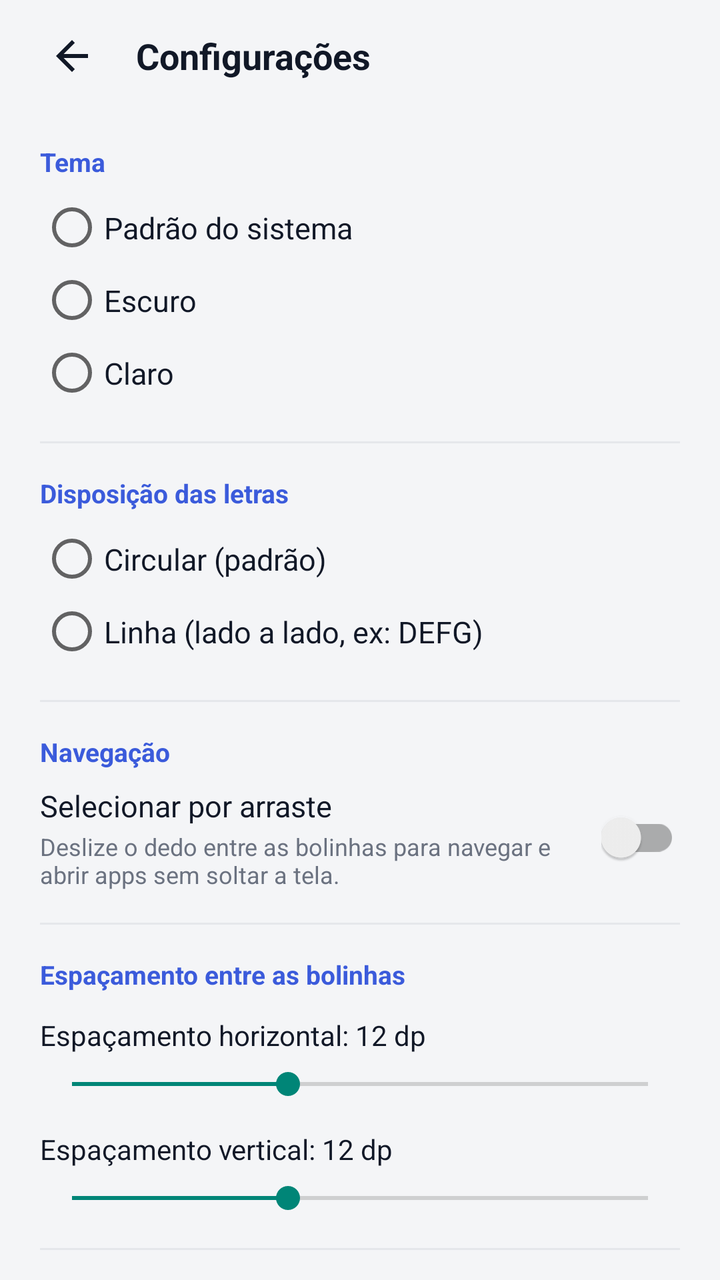
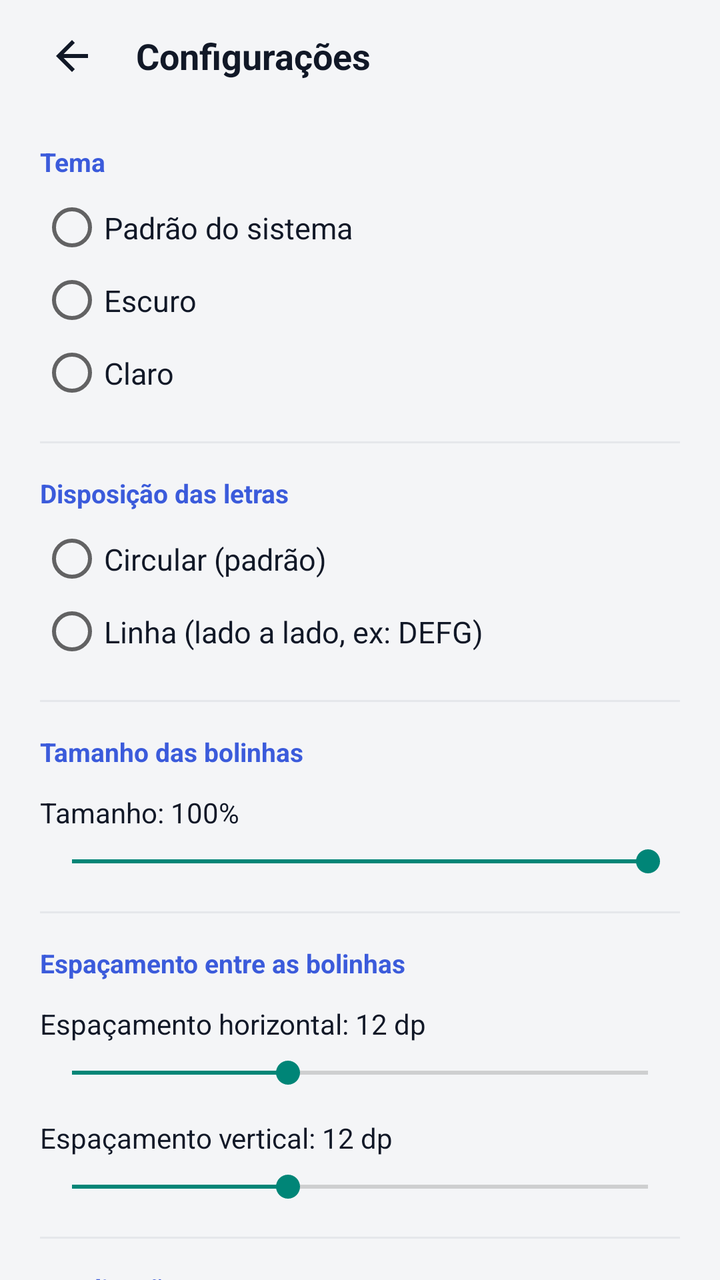

An Android layout rendered at two revisions. The XML below is the earlier revision; the diff shows what the commit changed to produce the second picture.
<!-- AndroidManifest.xml: application theme Theme.Glauncher -->
<!-- res/layout/activity_settings.xml -->
<?xml version="1.0" encoding="utf-8"?>
<LinearLayout xmlns:android="http://schemas.android.com/apk/res/android"
    android:layout_width="match_parent"
    android:layout_height="match_parent"
    android:background="@color/bg_dark"
    android:fitsSystemWindows="true"
    android:orientation="vertical">

    
    <LinearLayout
        android:id="@+id/settings_header"
        android:layout_width="match_parent"
        android:layout_height="56dp"
        android:gravity="center_vertical"
        android:paddingHorizontal="16dp">

        <ImageButton
            android:id="@+id/btn_back_settings"
            android:layout_width="40dp"
            android:layout_height="40dp"
            android:background="?attr/selectableItemBackgroundBorderless"
            android:contentDescription="Voltar"
            android:src="@drawable/ic_arrow_back" />

        <TextView
            android:layout_width="wrap_content"
            android:layout_height="wrap_content"
            android:layout_marginStart="12dp"
            android:text="Configurações"
            android:textColor="@color/text_primary"
            android:textSize="18sp"
            android:textStyle="bold" />

    </LinearLayout>

    <ScrollView
        android:layout_width="match_parent"
        android:layout_height="0dp"
        android:layout_weight="1"
        android:overScrollMode="never"
        android:scrollbars="none">

        <LinearLayout
            android:layout_width="match_parent"
            android:layout_height="wrap_content"
            android:orientation="vertical"
            android:paddingHorizontal="20dp"
            android:paddingBottom="32dp">

            
            <TextView
                android:layout_width="wrap_content"
                android:layout_height="wrap_content"
                android:layout_marginTop="16dp"
                android:text="Tema"
                android:textColor="@color/accent"
                android:textSize="13sp"
                android:textStyle="bold" />

            <RadioGroup
                android:id="@+id/theme_radio_group"
                android:layout_width="match_parent"
                android:layout_height="wrap_content"
                android:layout_marginTop="6dp">

                <RadioButton
                    android:id="@+id/radio_theme_system"
                    android:layout_width="match_parent"
                    android:layout_height="wrap_content"
                    android:paddingVertical="8dp"
                    android:text="Padrão do sistema"
                    android:textColor="@color/text_primary"
                    android:textSize="15sp" />

                <RadioButton
                    android:id="@+id/radio_theme_dark"
                    android:layout_width="match_parent"
                    android:layout_height="wrap_content"
                    android:paddingVertical="8dp"
                    android:text="Escuro"
                    android:textColor="@color/text_primary"
                    android:textSize="15sp" />

                <RadioButton
                    android:id="@+id/radio_theme_light"
                    android:layout_width="match_parent"
                    android:layout_height="wrap_content"
                    android:paddingVertical="8dp"
                    android:text="Claro"
                    android:textColor="@color/text_primary"
                    android:textSize="15sp" />

            </RadioGroup>

            
            <View
                android:layout_width="match_parent"
                android:layout_height="1dp"
                android:layout_marginVertical="16dp"
                android:background="@color/dialog_stroke" />

            
            <TextView
                android:layout_width="wrap_content"
                android:layout_height="wrap_content"
                android:text="Disposição das letras"
                android:textColor="@color/accent"
                android:textSize="13sp"
                android:textStyle="bold" />

            <RadioGroup
                android:id="@+id/layout_radio_group"
                android:layout_width="match_parent"
                android:layout_height="wrap_content"
                android:layout_marginTop="6dp">

                <RadioButton
                    android:id="@+id/radio_layout_circular"
                    android:layout_width="match_parent"
                    android:layout_height="wrap_content"
                    android:paddingVertical="8dp"
                    android:text="Circular (padrão)"
                    android:textColor="@color/text_primary"
                    android:textSize="15sp" />

                <RadioButton
                    android:id="@+id/radio_layout_line"
                    android:layout_width="match_parent"
                    android:layout_height="wrap_content"
                    android:paddingVertical="8dp"
                    android:text="Linha (lado a lado, ex: DEFG)"
                    android:textColor="@color/text_primary"
                    android:textSize="15sp" />

            </RadioGroup>

            
            <View
                android:layout_width="match_parent"
                android:layout_height="1dp"
                android:layout_marginVertical="16dp"
                android:background="@color/dialog_stroke" />

            
            <TextView
                android:layout_width="wrap_content"
                android:layout_height="wrap_content"
                android:text="Navegação"
                android:textColor="@color/accent"
                android:textSize="13sp"
                android:textStyle="bold" />

            <LinearLayout
                android:id="@+id/drag_nav_container"
                android:layout_width="match_parent"
                android:layout_height="wrap_content"
                android:layout_marginTop="8dp"
                android:gravity="center_vertical"
                android:orientation="horizontal">

                <LinearLayout
                    android:layout_width="0dp"
                    android:layout_height="wrap_content"
                    android:layout_weight="1"
                    android:orientation="vertical">

                    <TextView
                        android:layout_width="wrap_content"
                        android:layout_height="wrap_content"
                        android:text="Selecionar por arraste"
                        android:textColor="@color/text_primary"
                        android:textSize="15sp" />

                    <TextView
                        android:layout_width="wrap_content"
                        android:layout_height="wrap_content"
                        android:layout_marginTop="2dp"
                        android:text="Deslize o dedo entre as bolinhas para navegar e abrir apps sem soltar a tela."
                        android:textColor="@color/text_secondary"
                        android:textSize="12sp" />

                </LinearLayout>

                <androidx.appcompat.widget.SwitchCompat
                    android:id="@+id/switch_drag_navigation"
                    android:layout_width="wrap_content"
                    android:layout_height="wrap_content"
                    android:layout_marginStart="12dp" />

            </LinearLayout>

            
            <View
                android:layout_width="match_parent"
                android:layout_height="1dp"
                android:layout_marginVertical="16dp"
                android:background="@color/dialog_stroke" />

            
            <TextView
                android:layout_width="wrap_content"
                android:layout_height="wrap_content"
                android:text="Espaçamento entre as bolinhas"
                android:textColor="@color/accent"
                android:textSize="13sp"
                android:textStyle="bold" />

            <TextView
                android:id="@+id/label_spacing_horizontal"
                android:layout_width="wrap_content"
                android:layout_height="wrap_content"
                android:layout_marginTop="12dp"
                android:text="Espaçamento horizontal: 12 dp"
                android:textColor="@color/text_primary"
                android:textSize="14sp" />

            <SeekBar
                android:id="@+id/seekbar_spacing_horizontal"
                android:layout_width="match_parent"
                android:layout_height="wrap_content"
                android:layout_marginTop="6dp"
                android:max="32"
                android:progress="12" />

            <TextView
                android:id="@+id/label_spacing_vertical"
                android:layout_width="wrap_content"
                android:layout_height="wrap_content"
                android:layout_marginTop="14dp"
                android:text="Espaçamento vertical: 12 dp"
                android:textColor="@color/text_primary"
                android:textSize="14sp" />

            <SeekBar
                android:id="@+id/seekbar_spacing_vertical"
                android:layout_width="match_parent"
                android:layout_height="wrap_content"
                android:layout_marginTop="6dp"
                android:max="32"
                android:progress="12" />

            
            <View
                android:layout_width="match_parent"
                android:layout_height="1dp"
                android:layout_marginVertical="16dp"
                android:background="@color/dialog_stroke" />

            
            <TextView
                android:layout_width="wrap_content"
                android:layout_height="wrap_content"
                android:text="Atualizações"
                android:textColor="@color/accent"
                android:textSize="13sp"
                android:textStyle="bold" />

            <Button
                android:id="@+id/btn_check_updates"
                android:layout_width="match_parent"
                android:layout_height="48dp"
                android:layout_marginTop="12dp"
                android:background="@drawable/bg_button_secondary"
                android:text="Verificar atualizações"
                android:textColor="@color/text_primary"
                android:textSize="14sp" />

            <TextView
                android:id="@+id/app_version_label"
                android:layout_width="match_parent"
                android:layout_height="wrap_content"
                android:layout_marginTop="16dp"
                android:gravity="center"
                android:text="GLauncher"
                android:textColor="@color/text_secondary"
                android:textSize="12sp" />

        </LinearLayout>

    </ScrollView>

</LinearLayout>
<!-- resources referenced by this layout -->
<resources>
  <color name="accent">#3B5BDB</color>
  <color name="bg_dark">#F4F5F7</color>
  <color name="dialog_stroke">#E5E7EB</color>
  <color name="text_primary">#111827</color>
  <color name="text_secondary">#6B7280</color>
  <!-- drawable bg_button_secondary (drawable) -->
  <?xml version="1.0" encoding="utf-8"?>
  <ripple xmlns:android="http://schemas.android.com/apk/res/android"
      android:color="@color/circle_ripple">
      <item>
          <shape android:shape="rectangle">
              <solid android:color="@color/circle_bg" />
              <stroke
                  android:width="1dp"
                  android:color="@color/circle_stroke" />
              <corners android:radius="12dp" />
          </shape>
      </item>
  </ripple>
  <!-- drawable ic_arrow_back (drawable) -->
  <vector xmlns:android="http://schemas.android.com/apk/res/android"
      android:width="24dp"
      android:height="24dp"
      android:viewportWidth="24"
      android:viewportHeight="24">
      <path
          android:fillColor="@color/text_primary"
          android:pathData="M20,11H7.83l5.59,-5.59L12,4l-8,8 8,8 1.41,-1.41L7.83,13H20v-2z" />
  </vector>
  <style name="Theme.Glauncher" parent="Theme.AppCompat.DayNight.NoActionBar">
          <item name="android:statusBarColor">@android:color/transparent</item>
          <item name="android:navigationBarColor">@android:color/transparent</item>
          <item name="android:windowBackground">@color/bg_dark</item>
      </style>
  <color name="circle_ripple">#E4E7ED</color>
  <color name="circle_bg">#FFFFFF</color>
  <color name="circle_stroke">#D5D9E2</color>
</resources>

<!-- the commit's change to res/layout/activity_settings.xml (unified diff, before → after) -->
@@ -145,49 +145,27 @@
             <TextView
                 android:layout_width="wrap_content"
                 android:layout_height="wrap_content"
-                android:text="Navegação"
-                android:textColor="@color/accent"
-                android:textSize="13sp"
-                android:textStyle="bold" />
-
-            <LinearLayout
-                android:id="@+id/drag_nav_container"
-                android:layout_width="match_parent"
-                android:layout_height="wrap_content"
-                android:layout_marginTop="8dp"
-                android:gravity="center_vertical"
-                android:orientation="horizontal">
-
-                <LinearLayout
-                    android:layout_width="0dp"
-                    android:layout_height="wrap_content"
-                    android:layout_weight="1"
-                    android:orientation="vertical">
-
-                    <TextView
-                        android:layout_width="wrap_content"
-                        android:layout_height="wrap_content"
-                        android:text="Selecionar por arraste"
-                        android:textColor="@color/text_primary"
-                        android:textSize="15sp" />
-
-                    <TextView
-                        android:layout_width="wrap_content"
-                        android:layout_height="wrap_content"
-                        android:layout_marginTop="2dp"
-                        android:text="Deslize o dedo entre as bolinhas para navegar e abrir apps sem soltar a tela."
-                        android:textColor="@color/text_secondary"
-                        android:textSize="12sp" />
-
-                </LinearLayout>
-
-                <androidx.appcompat.widget.SwitchCompat
-                    android:id="@+id/switch_drag_navigation"
-                    android:layout_width="wrap_content"
-                    android:layout_height="wrap_content"
-                    android:layout_marginStart="12dp" />
-
-            </LinearLayout>
+                android:text="Tamanho das bolinhas"
+                android:textColor="@color/accent"
+                android:textSize="13sp"
+                android:textStyle="bold" />
+
+            <TextView
+                android:id="@+id/label_circle_size"
+                android:layout_width="wrap_content"
+                android:layout_height="wrap_content"
+                android:layout_marginTop="12dp"
+                android:text="Tamanho: 100%"
+                android:textColor="@color/text_primary"
+                android:textSize="14sp" />
+
+            <SeekBar
+                android:id="@+id/seekbar_circle_size"
+                android:layout_width="match_parent"
+                android:layout_height="wrap_content"
+                android:layout_marginTop="6dp"
+                android:max="40"
+                android:progress="40" />
 
             
             <View
